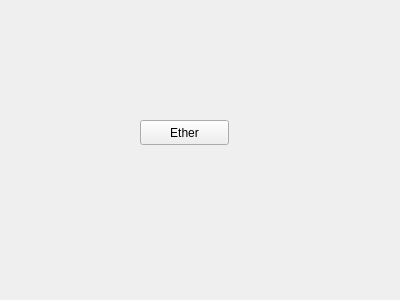
The window that myshark/ui/widgets/ether.ui (Ghivern/MyShark) describes before a commit, drawn with Qt 5.
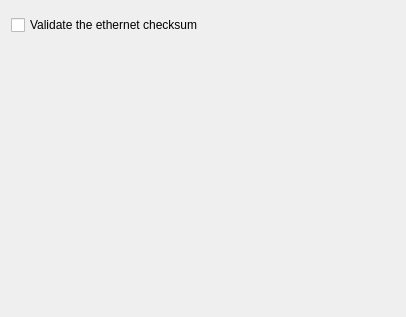
The same window after the commit.

```diff
--- a/myshark/ui/widgets/ether.ui
+++ b/myshark/ui/widgets/ether.ui
@@ -6,26 +6,38 @@
    <rect>
     <x>0</x>
     <y>0</y>
-    <width>400</width>
-    <height>300</height>
+    <width>406</width>
+    <height>317</height>
    </rect>
   </property>
   <property name="windowTitle">
    <string>Form</string>
   </property>
-  <widget class="QPushButton" name="pushButton">
-   <property name="geometry">
-    <rect>
-     <x>140</x>
-     <y>120</y>
-     <width>89</width>
-     <height>25</height>
-    </rect>
+  <layout class="QVBoxLayout" name="verticalLayout">
+   <property name="topMargin">
+    <number>15</number>
    </property>
-   <property name="text">
-    <string>Ether</string>
-   </property>
-  </widget>
+   <item>
+    <widget class="QCheckBox" name="checkBox_validate_fcs">
+     <property name="text">
+      <string>Validate the ethernet checksum</string>
+     </property>
+    </widget>
+   </item>
+   <item>
+    <spacer name="verticalSpacer">
+     <property name="orientation">
+      <enum>Qt::Vertical</enum>
+     </property>
+     <property name="sizeHint" stdset="0">
+      <size>
+       <width>20</width>
+       <height>40</height>
+      </size>
+     </property>
+    </spacer>
+   </item>
+  </layout>
  </widget>
  <resources/>
  <connections/>
```
